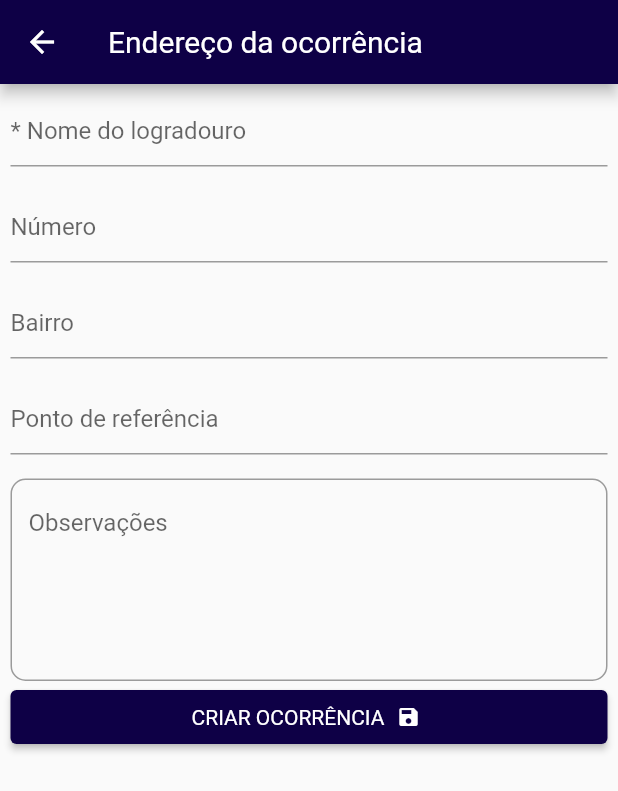
After one commit to visued/HackatonG3X, a Flutter app: the OcorrenciaScreen screen opened directly, after a tap on "PRÓXIMO", on a phone screen of 412 x 824 dp. The commit adds this screen. Shown: the top 791 px of the screen. Run offline on Flutter 3.47's test engine with Material 2 defaults, Android fonts, the phone set to English and light mode, and no system bars.

Commit message:
Tela Ocorrência :iphone:
Criação de botões nas telas de ocorrência,
Tela de endereço com os campos,
Ajustes de código na tela de ajuda,
Criação do card de ocorrência

```diff
--- /dev/null
+++ b/front/fiscaliza_front/lib/src/screens/endereco_ocorrencia_screen.dart
@@ -0,0 +1,70 @@
+import 'package:flutter/material.dart';
+
+class EnderecoOcorrenciaScreen extends StatelessWidget {
+  @override
+  Widget build(BuildContext context) {
+    return Scaffold(
+      appBar: AppBar(title: Text('Endereço da ocorrência')),
+      body: Column(
+        children: <Widget>[
+          Expanded(
+              child: ListView(padding: EdgeInsets.all(7.0), children: [
+            TextFormField(
+              validator: (text) {
+                if (text!.isEmpty) {
+                  return 'Nome do logradouro é obrigatório';
+                }
+              },
+              decoration: InputDecoration(hintText: '* Nome do logradouro'),
+            ),
+            SizedBox(height: 16.0),
+            TextFormField(
+              decoration: InputDecoration(hintText: 'Número'),
+            ),
+            SizedBox(
+              height: 16.0,
+            ),
+            TextFormField(
+              decoration: InputDecoration(hintText: 'Bairro'),
+            ),
+            SizedBox(
+              height: 16.0,
+            ),
+            TextFormField(
+              decoration: InputDecoration(hintText: 'Ponto de referência'),
+            ),
+            SizedBox(
+              height: 16.0,
+            ),
+            TextFormField(
+                keyboardType: TextInputType.multiline,
+                maxLines: 5,
+                decoration: InputDecoration(
+                    hintText: 'Observações',
+                    border: OutlineInputBorder(
+                        borderRadius:
+                            BorderRadius.all(Radius.circular(10.0))))),
+            Row(
+              children: [
+                Expanded(
+                    child: Container(
+                  child: ElevatedButton.icon(
+                    icon: Text('CRIAR OCORRÊNCIA'),
+                    label: Icon(Icons.save, size: 16),
+                    style: ButtonStyle(
+                        backgroundColor: MaterialStateProperty.all(
+                            Theme.of(context).primaryColor)),
+                    onPressed: () => {
+                      Navigator.of(context).push(MaterialPageRoute(
+                          builder: (context) => EnderecoOcorrenciaScreen()))
+                    },
+                  ),
+                ))
+              ],
+            )
+          ])),
+        ],
+      ),
+    );
+  }
+}
--- a/front/fiscaliza_front/lib/src/screens/ocorrencia_screen.dart
+++ b/front/fiscaliza_front/lib/src/screens/ocorrencia_screen.dart
@@ -1,6 +1,14 @@
 import 'package:flutter/material.dart';
 
-class OcorrenciaScreen extends StatelessWidget {
+import 'endereco_ocorrencia_screen.dart';
+
+class OcorrenciaScreen extends StatefulWidget {
+  @override
+  State<OcorrenciaScreen> createState() => _OcorrenciaScreenState();
+}
+
+class _OcorrenciaScreenState extends State<OcorrenciaScreen> {
+  String dropdownValue = 'Categoria';
   @override
   Widget build(BuildContext context) {
     return Scaffold(
@@ -9,16 +17,93 @@ class OcorrenciaScreen extends StatelessWidget {
           padding: EdgeInsets.all(7.0),
           children: [
             Container(
-              color: Colors.blue,
-              height: 350,
-            ),
+                decoration: BoxDecoration(
+                    gradient: LinearGradient(colors: [
+                  Color.fromARGB(0, 14, 0, 70),
+                  Color.fromARGB(255, 255, 255, 255),
+                  Color.fromARGB(0, 14, 176, 40),
+                ], begin: Alignment.topLeft, end: Alignment.bottomRight)),
+                /*color: Colors.blue,*/
+                height: 350),
             Divider(),
-            TextFormField(
-              decoration: InputDecoration(hintText: 'Categoria'),
+            DropdownButton<String>(
+              value: dropdownValue,
+              icon: const Icon(Icons.keyboard_arrow_down),
+              iconSize: 24,
+              elevation: 16,
+              underline: Container(
+                height: 2,
+                color: Colors.grey,
+              ),
+              onChanged: (String? newValue) {
+                setState(() {
+                  dropdownValue = newValue!;
+                });
+              },
+              items: <String>[
+                'Categoria',
+                'Descarte irregular de resíduos',
+                'Desmatamento',
+                'Loteamento irregular',
+                'Uso indevido de área pública ',
+                'Maus tratos contra animais',
+                'Abandono de animais'
+              ].map<DropdownMenuItem<String>>((String value) {
+                return DropdownMenuItem<String>(
+                  value: value,
+                  child: Text(value),
+                );
+              }).toList(),
             ),
             SizedBox(height: 16.0),
             TextFormField(
               decoration: InputDecoration(hintText: 'Título'),
+            ),
+            SizedBox(
+              height: 16.0,
+            ),
+            TextFormField(
+                keyboardType: TextInputType.multiline,
+                maxLines: 5,
+                decoration: InputDecoration(
+                    hintText: 'Descrição',
+                    border: OutlineInputBorder(
+                        borderRadius:
+                            BorderRadius.all(Radius.circular(10.0))))),
+            SizedBox(height: 16.0),
+
+            // Colocar um floating button (drag & drop) para o botão de câmera
+            Row(
+              children: [
+                Expanded(
+                    child: Container(
+                  child: ElevatedButton.icon(
+                    icon: Icon(Icons.camera_alt, size: 16),
+                    label: Text('INSERIR FOTO'),
+                    style: ButtonStyle(
+                        backgroundColor:
+                            MaterialStateProperty.all(Colors.green)),
+                    onPressed: () => {},
+                  ),
+                )),
+                SizedBox(
+                  width: 30.0,
+                ),
+                Expanded(
+                    child: Container(
+                  child: ElevatedButton.icon(
+                    icon: Text('PRÓXIMO'),
+                    label: Icon(Icons.arrow_forward, size: 16),
+                    style: ButtonStyle(
+                        backgroundColor: MaterialStateProperty.all(
+                            Theme.of(context).primaryColor)),
+                    onPressed: () => {
+                      Navigator.of(context).push(MaterialPageRoute(
+                          builder: (context) => EnderecoOcorrenciaScreen()))
+                    },
+                  ),
+                )),
+              ],
             )
           ],
         ));
--- a/front/fiscaliza_front/pubspec.yaml
+++ b/front/fiscaliza_front/pubspec.yaml
@@ -25,9 +25,11 @@ dependencies:
     sdk: flutter
 
 
+
   # The following adds the Cupertino Icons font to your application.
   # Use with the CupertinoIcons class for iOS style icons.
   cupertino_icons: ^1.0.2
+  dio: ^4.0.0
 
 dev_dependencies:
   flutter_test:
```
Also changed, not shown: front/fiscaliza_front/lib/src/screens/help-abandono_screen.dart (deleted, +0 -30 lines), front/fiscaliza_front/lib/src/screens/help-descarte_screen.dart (deleted, +0 -30 lines), front/fiscaliza_front/lib/src/screens/help-desmatamento_screen.dart (deleted, +0 -30 lines), front/fiscaliza_front/lib/src/screens/help-loteamento_screen.dart (deleted, +0 -30 lines), front/fiscaliza_front/lib/src/screens/help-maustratos_screen.dart (deleted, +0 -30 lines), front/fiscaliza_front/lib/src/screens/help_screen.dart (renamed from front/fiscaliza_front/lib/src/screens/help-areapublica_screen.dart, +10 -5 lines), front/fiscaliza_front/lib/src/tabs/help_tab.dart (+28 -13 lines), front/fiscaliza_front/lib/src/tabs/home_tab.dart (+7 -1 lines), front/fiscaliza_front/lib/src/tiles/home_tile.dart (added, +38 -0 lines), front/fiscaliza_front/pubspec.lock.
